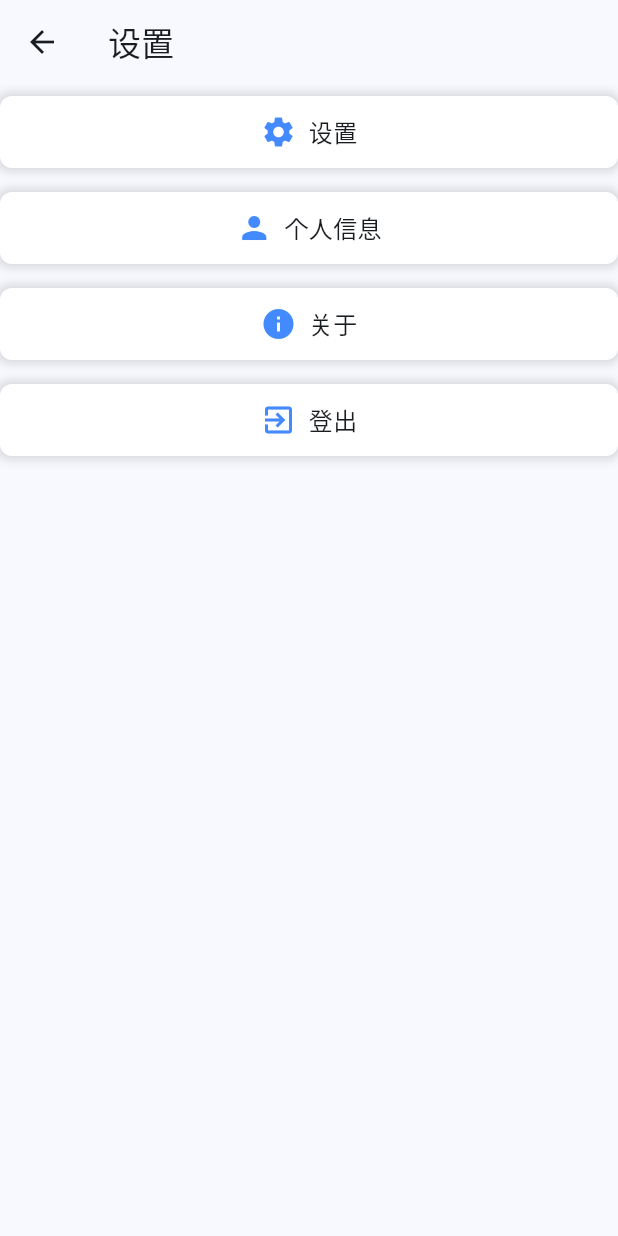
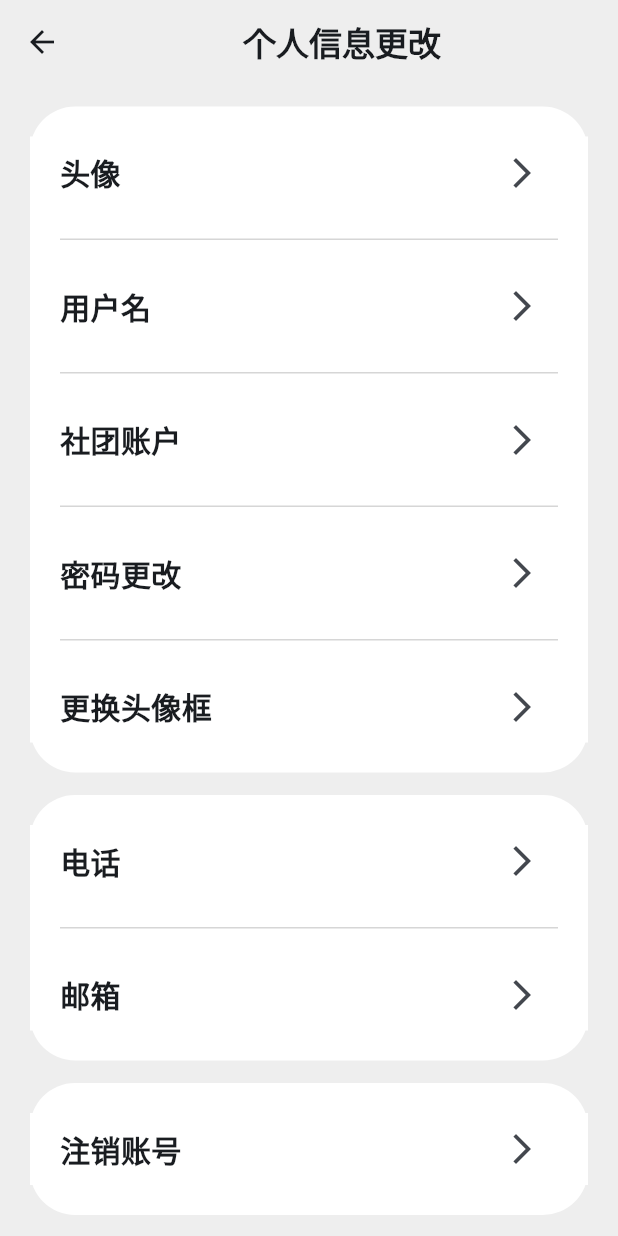
Before and after one commit to Zjerrry/Campus-registration-, a Flutter app: the screen it shows after launch, item 3 of the bottom bar chosen, after a tap on the "settings" icon, on a phone screen of 412 x 824 dp. Run offline on Flutter 3.47's test engine with Material 3 defaults, Android fonts, the phone set to English and light mode, and no system bars; our stand-ins replace card_swiper, permission_handler, shared_preferences; missing offline and left inert: wechat_assets_picker.

Commit message:
3.28日设置界面

```diff
--- a/lib/routes/HomePage.dart
+++ b/lib/routes/HomePage.dart
@@ -29,21 +29,8 @@ class _HomePageState extends State<HomePage> {
         selectedIndex: _selectedIndex,
         onSelected: _onItemTapped,
       ),//学生或社团 person&event&home
-
-      floatingActionButton: FloatingActionButton(
-        onPressed:  ()
-        {
-          Navigator.push(
-              context,
-              MaterialPageRoute(builder: (context){
-                return const EventReleasePage();
-              })
-          );
-        },
-        child: Icon(Icons.add,),
-      ),
-      body: _Body(_selectedIndex),//页面
-
+        body: _Body(_selectedIndex),//页面
+      floatingActionButton: _selectedIndex == 0?FloatBotton(context):null
     );
   }
 }
@@ -65,7 +52,7 @@ class _BottomBar extends StatelessWidget {
       // 背景颜色
       //backgroundColor: Colors.black,
       // 选中图标主题
-      selectedIconTheme: IconThemeData(
+      selectedIconTheme: const IconThemeData(
         // 图标颜色
         color: Colors.blue,
         // 图标大小
@@ -74,7 +61,7 @@ class _BottomBar extends StatelessWidget {
         opacity: 1.0,
       ),
       // 未选中图标主题
-      unselectedIconTheme: IconThemeData(
+      unselectedIconTheme: const IconThemeData(
         color: Colors.grey,
         size: 24,
         opacity: 0.5,
@@ -102,3 +89,23 @@ Widget _Body(int currentIndex) {
   ];
   return pages[currentIndex];
 }
+
+Widget FloatBotton(BuildContext context)
+{
+  return FloatingActionButton(
+    onPressed:  ()
+    {
+      Navigator.push(
+          context,
+          MaterialPageRoute(builder: (context){
+            return const EventReleasePage();
+          })
+      );
+    },
+    backgroundColor: Colors.blue,
+    shape: const CircleBorder(),
+    child: const Icon(Icons.add,color: Colors.white,),
+  );
+
+
+}
--- a/lib/routes/Person/PersonPage.dart
+++ b/lib/routes/Person/PersonPage.dart
@@ -1,5 +1,5 @@
 import 'package:flutter/material.dart';
-import 'package:test_fist/routes/Settings/settings.dart';
+import 'package:test_fist/routes/Settings/PersonSettings.dart';
 class PersonPage extends StatefulWidget {
   const PersonPage({super.key});
 
@@ -22,7 +22,7 @@ class _PersonPageState extends State<PersonPage> {
               Navigator.push(
               context,
               MaterialPageRoute(
-                builder: (context) => SettingsPage(),
+                builder: (context) => PersonSettings(),
               ),
             );
             },
--- /dev/null
+++ b/lib/routes/Settings/PersonSettings.dart
@@ -0,0 +1,97 @@
+import 'package:flutter/material.dart';
+import 'package:test_fist/widgets/SettingButton.dart';
+
+class PersonSettings extends StatefulWidget {
+  @override
+  State<PersonSettings> createState() => _PersonSettingsState();
+}
+
+class _PersonSettingsState extends State<PersonSettings> {
+
+  void _onProfilePressed() {}
+
+  @override
+  Widget build(BuildContext context) {
+    return Scaffold(
+      appBar: AppBar(
+        backgroundColor: Colors.grey[200],
+        title: const Padding(
+          padding: EdgeInsets.symmetric(horizontal: 90),
+            child: Text('个人信息更改',style: TextStyle(
+              fontWeight: FontWeight.bold
+              ),
+            )
+        ),
+        //leading: BackButton(), // 返回
+      ),
+      backgroundColor: Colors.grey[200],
+      body: Padding(padding: const EdgeInsets.symmetric(horizontal: 20),
+        child: Body(context),
+      ),
+    );
+  }
+
+  Widget Body(BuildContext context)
+  {
+    return Column(
+      children: [
+        //---------------------个人信息---------------------
+        Padding(
+          padding: EdgeInsets.symmetric(vertical: 15),
+          child: Container(
+            decoration: BoxDecoration(
+                borderRadius: BorderRadius.circular(30),
+                color: Colors.white
+            ),
+            child: Column(
+              children: [
+                buildButton('头像', _onProfilePressed),
+                spearate(),
+                buildButton('用户名', _onProfilePressed),
+                spearate(),
+                buildButton('社团账户', _onProfilePressed),
+                spearate(),
+                buildButton('密码更改', _onProfilePressed),
+                spearate(),
+                buildButton('更换头像框', _onProfilePressed),
+              ],
+            ),
+          ),
+        ),
+        //-------------------------------------------------
+        //----------------------电话邮箱--------------------
+        Padding(
+          padding: EdgeInsets.only(bottom: 15),
+          child: Container(
+            decoration: BoxDecoration(
+                borderRadius: BorderRadius.circular(30),
+                color: Colors.white
+            ),
+            child: Column(
+              children: [
+                buildButton('电话', _onProfilePressed),
+                spearate(),
+                buildButton('邮箱', _onProfilePressed),
+              ],
+            ),
+          ),
+        ),
+        //--------------------------------------------------
+        //--------------------注销账号------------------------
+        Container(
+          decoration: BoxDecoration(
+              borderRadius: BorderRadius.circular(30),
+              color: Colors.white
+          ),
+          child: Column(
+            children: [
+              buildButton('注销账号', _onProfilePressed),
+            ],
+          ),
+        )
+      ],
+    );
+  }
+
+
+}
--- a/lib/routes/Settings/settings.dart
+++ /dev/null
@@ -1,99 +0,0 @@
-import 'package:flutter/material.dart';
-class SettingsPage extends StatefulWidget {
-  @override
-  State<SettingsPage> createState() => _SettingsPageState();
-}
-
-class _SettingsPageState extends State<SettingsPage> {
-  void _onSettingsPressed() {
-
-  }
-
-  void _onProfilePressed() {
-    /*
-    Navigator.push(
-      context,
-      MaterialPageRoute(
-        builder: (context) => ProfileSettingsPage(),
-      ),
-    );*/
-  }
-
-  void _onAboutPressed() {
-
-  }
-
-  void _onLogoutPressed() {
-
-  }
-  @override
-  Widget build(BuildContext context) {
-    return Scaffold(
-      appBar: AppBar(
-        title: Text('设置'),
-        leading: BackButton(), // 返回
-      ),
-
-      body:Column(
-        children: [
-          _buildButton('设置', Icons.settings, _onSettingsPressed),
-          _buildButton('个人信息', Icons.person, _onProfilePressed),
-          _buildButton('关于', Icons.info, _onAboutPressed),
-          _buildButton('登出', Icons.exit_to_app, _onLogoutPressed),
-        ],
-      ),
-    );
-  }
-  Widget _buildButton(String title, IconData icon, VoidCallback onPressed) {
-    return Padding(
-      padding: EdgeInsets.symmetric(vertical: 8.0),
-      child: Container(
-        decoration: BoxDecoration(
-          color: Colors.white,
-          borderRadius: BorderRadius.circular(8),
-          boxShadow: [
-            BoxShadow(
-              color: Colors.grey.withOpacity(0.4),
-              spreadRadius: 2,
-              blurRadius: 5,
-            ),
-          ],
-        ),
-        child: Material(
-          color: Colors.transparent,
-          child: InkWell(
-            onTap: onPressed,
-            child: Padding(
-              padding: EdgeInsets.symmetric(vertical: 12, horizontal: 24),
-              child: Row(
-                mainAxisAlignment: MainAxisAlignment.center,
-                children: [
-                  Icon(icon, color: Colors.blueAccent),
-                  SizedBox(width: 8),
-                  Text(
-                    title,
-                    style: TextStyle(
-                      fontSize: 16,
-                      fontWeight: FontWeight.w500,
-                    ),
-                  ),
-                ],
-              ),
-            ),
-          ),
-        ),
-      ),
-    );
-  }
-}
-
-
-
-/*class ProfileSettingsPage extends StatefulWidget {
-  @override
-  State<ProfileSettingsPage> createState() => _ProfileSettingsPage();
-}
-
-class _ProfileSettingsPage extends State<ProfileSettingsPage> {
-
-}*/
--- /dev/null
+++ b/lib/widgets/SettingButton.dart
@@ -0,0 +1,35 @@
+import 'package:flutter/material.dart';
+
+Widget spearate()
+{
+  return Padding(
+    padding: const EdgeInsets.symmetric(horizontal: 20),
+    child: Container(
+      height: 1,
+      color: Colors.grey[350],
+    ),
+  );
+}
+Widget buildButton(String title,VoidCallback onPressed)
+{
+  return Padding(
+    padding: const EdgeInsets.symmetric(vertical: 20),
+    child: Container(
+      alignment: Alignment.center,
+      decoration: const BoxDecoration(
+          color: Colors.white
+      ),
+      child:Padding(padding: const EdgeInsets.symmetric(horizontal: 20),
+        child: Row(
+          mainAxisAlignment: MainAxisAlignment.spaceBetween,
+          children: [
+            Text(title,style: const TextStyle(fontSize: 20,fontWeight: FontWeight.bold),),
+            IconButton(onPressed: onPressed,
+                icon: const Icon(Icons.arrow_forward_ios)
+            )
+          ],
+        ),
+      ),
+    ),
+  );
+}
```
Also changed, not shown: lib/routes/Event Release/Event Release.dart (+5 -10 lines), lib/routes/Settings/ClubSettings.dart (added, +67 -0 lines), lib/routes/ViewClub/ClubMainPage.dart (+8 -2 lines), lib/widgets/ImagePicker.dart (+34 -10 lines).
